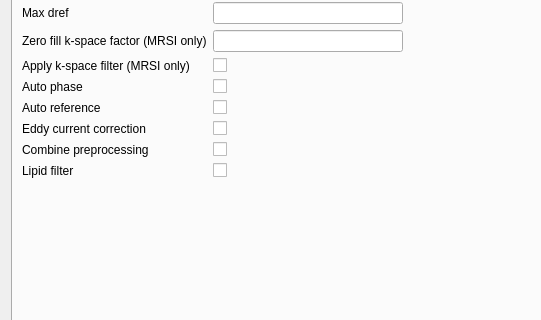
martin3141/tarquin, file src/qtgui/ui/inputdlg.ui: the form before one commit; both pictures show x 0 to 541 and y 185 to 505 of the 812 by 663 pixel window.
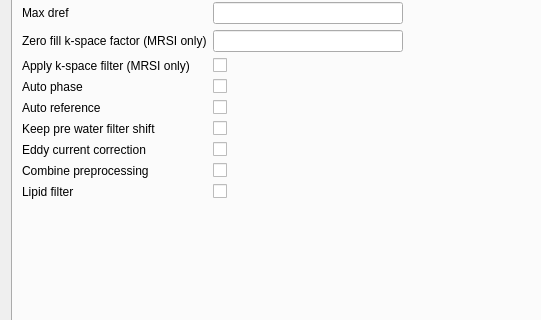
The form after the commit. The open tabs and pages were chosen to show the change. Icons and pictures are not drawn.

The edit to the form file:
```diff
--- a/src/qtgui/ui/inputdlg.ui
+++ b/src/qtgui/ui/inputdlg.ui
@@ -576,10 +576,10 @@
        </item>
        <item row="2" column="0">
         <layout class="QGridLayout" name="gridLayout">
-         <item row="7" column="0">
-          <widget class="QLabel" name="label_41">
+         <item row="12" column="0">
+          <widget class="QLabel" name="label_29">
            <property name="text">
-            <string>Auto phase</string>
+            <string>Lipid filter</string>
            </property>
           </widget>
          </item>
@@ -640,41 +640,27 @@
          <item row="5" column="1">
           <widget class="QLineEdit" name="txtZFKS"/>
          </item>
-         <item row="10" column="0">
+         <item row="11" column="0">
           <widget class="QLabel" name="label_24">
            <property name="text">
             <string>Combine preprocessing</string>
            </property>
           </widget>
          </item>
-         <item row="10" column="1">
-          <widget class="QCheckBox" name="cbCP">
-           <property name="text">
-            <string/>
-           </property>
-          </widget>
-         </item>
-         <item row="11" column="0">
-          <widget class="QLabel" name="label_29">
-           <property name="text">
-            <string>Lipid filter</string>
-           </property>
-          </widget>
-         </item>
          <item row="11" column="1">
+          <widget class="QCheckBox" name="cbCP">
+           <property name="text">
+            <string/>
+           </property>
+          </widget>
+         </item>
+         <item row="12" column="1">
           <widget class="QCheckBox" name="cbLF">
            <property name="text">
             <string/>
            </property>
           </widget>
          </item>
-         <item row="8" column="0">
-          <widget class="QLabel" name="label_43">
-           <property name="text">
-            <string>Auto reference</string>
-           </property>
-          </widget>
-         </item>
          <item row="7" column="1">
           <widget class="QCheckBox" name="cbAP">
            <property name="text">
@@ -689,14 +675,14 @@
            </property>
           </widget>
          </item>
-         <item row="9" column="0">
+         <item row="10" column="0">
           <widget class="QLabel" name="label_44">
            <property name="text">
             <string>Eddy current correction</string>
            </property>
           </widget>
          </item>
-         <item row="9" column="1">
+         <item row="10" column="1">
           <widget class="QCheckBox" name="cbECC">
            <property name="text">
             <string/>
@@ -724,6 +710,34 @@
            </property>
           </widget>
          </item>
+         <item row="8" column="0">
+          <widget class="QLabel" name="label_43">
+           <property name="text">
+            <string>Auto reference</string>
+           </property>
+          </widget>
+         </item>
+         <item row="7" column="0">
+          <widget class="QLabel" name="label_41">
+           <property name="text">
+            <string>Auto phase</string>
+           </property>
+          </widget>
+         </item>
+         <item row="9" column="0">
+          <widget class="QLabel" name="label_53">
+           <property name="text">
+            <string>Keep pre water filter shift</string>
+           </property>
+          </widget>
+         </item>
+         <item row="9" column="1">
+          <widget class="QCheckBox" name="cbKPWFS">
+           <property name="text">
+            <string/>
+           </property>
+          </widget>
+         </item>
         </layout>
        </item>
       </layout>
```
